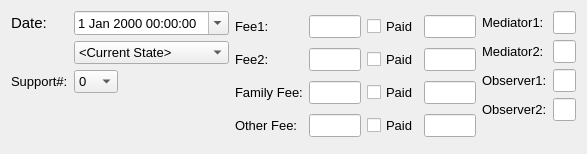
The window that drc/gui/mediationsessionform.ui (lansdon/cpts483_drc) describes before a commit, drawn with Qt 5.
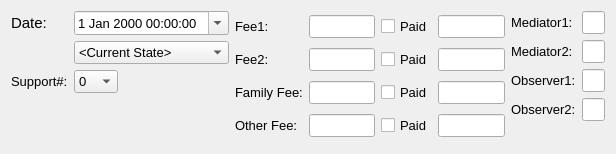
The same window after the commit.

Commit message: tab order and button click when return press for login ui

The edit to the form file:
```diff
--- a/drc/gui/mediationsessionform.ui
+++ b/drc/gui/mediationsessionform.ui
@@ -6,7 +6,7 @@
    <rect>
     <x>0</x>
     <y>0</y>
-    <width>587</width>
+    <width>616</width>
     <height>154</height>
    </rect>
   </property>
```
Left out of the diff: 21 changed lines with no effect on the pictures. The commit also changes 6 other files.
